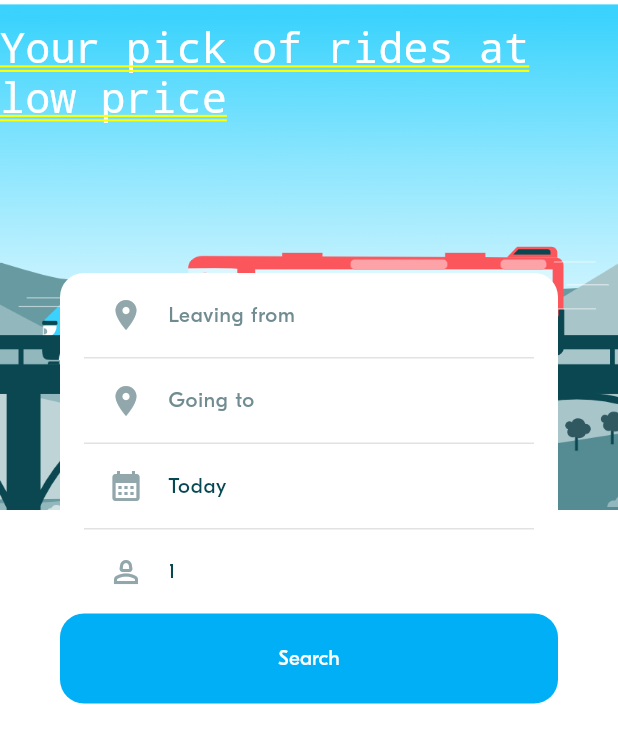
After one commit to punleu123/blablar_week8, a Flutter app: the screen it shows after launch, on a phone screen of 412 x 824 dp. The commit adds this screen. Shown: the top 743 px of the screen. Run offline on Flutter 3.47's test engine with Material 3 defaults, Android fonts, the phone set to English and light mode, and no system bars; project files that could hold a hidden picture were left out.

Commit message:
BLA-204 - Home Screen

```diff
--- /dev/null
+++ b/lib/ui/screens/home/view_model/home_model.dart
@@ -0,0 +1,38 @@
+import 'package:flutter/foundation.dart';
+import '../../../../model/ride_pref/ride_pref.dart';
+import '../../../states/ride_preference_state.dart';
+
+/// ViewModel for Home Screen
+/// Manages the connection between RidePreferenceState and Home UI
+class HomeModel extends ChangeNotifier {
+  final RidePreferenceState _ridePreferenceState;
+
+  HomeModel(this._ridePreferenceState) {
+    // IMPORTANT: Listen to global state changes
+    _ridePreferenceState.addListener(_onStateChanged);
+  }
+
+  /// Called when the global RidePreferenceState changes
+  void _onStateChanged() {
+    notifyListeners(); // Notify the UI to rebuild
+  }
+
+  // Getters - expose data from global state
+  RidePreference? get currentPreference => _ridePreferenceState.currentPreference;
+
+  List<RidePreference> get history => _ridePreferenceState.history;
+
+  bool get isLoading => _ridePreferenceState.isLoading;
+
+  // Actions
+  void selectPreference(RidePreference preference) {
+    _ridePreferenceState.selectPreference(preference);
+  }
+
+  @override
+  void dispose() {
+    // IMPORTANT: Unlisten when disposing to prevent memory leaks
+    _ridePreferenceState.removeListener(_onStateChanged);
+    super.dispose();
+  }
+}
--- /dev/null
+++ b/lib/ui/screens/home/widgets/home_content.dart
@@ -0,0 +1,114 @@
+import 'package:blabla/model/ride_pref/ride_pref.dart';
+import 'package:flutter/material.dart';
+import 'package:provider/provider.dart';
+import '../../../../utils/animations_util.dart';
+import '../../../theme/theme.dart';
+import '../../../widgets/pickers/bla_ride_preference_picker.dart';
+import '../../rides_selection/rides_selection_screen.dart';
+import '../view_model/home_model.dart';
+import 'home_history_tile.dart';
+
+const String blablaHomeImagePath = 'assets/images/blabla_home.png';
+
+/// Home Content - Pure UI component
+/// Receives HomeModel and builds the UI based on its data
+class HomeContent extends StatelessWidget {
+  const HomeContent({super.key});
+
+  @override
+  Widget build(BuildContext context) {
+    // Watch the ViewModel for changes
+    final viewModel = context.watch<HomeModel>();
+
+    return Stack(
+      children: [
+        _buildBackground(),
+        _buildForeground(context, viewModel),
+      ],
+    );
+  }
+
+  void _onRidePrefSelected(BuildContext context, HomeModel viewModel, RidePreference selectedPreference) async {
+    // 1- Update the preference via ViewModel
+    viewModel.selectPreference(selectedPreference);
+
+    // 2 - Navigate to the rides screen
+    await Navigator.of(context).push(
+      AnimationUtils.createBottomToTopRoute(RidesSelectionScreen()),
+    );
+
+    // Note: No setState() needed! ViewModel handles updates automatically
+  }
+
+  Widget _buildForeground(BuildContext context, HomeModel viewModel) {
+    return Column(
+      children: [
+        // 1 - THE HEADER
+        SizedBox(height: 16),
+        Align(
+          alignment: AlignmentGeometry.center,
+          child: Text(
+            "Your pick of rides at low price",
+            style: BlaTextStyles.heading.copyWith(color: Colors.white),
+          ),
+        ),
+        SizedBox(height: 100),
+
+        Container(
+          margin: EdgeInsets.symmetric(horizontal: BlaSpacings.xxl),
+          decoration: BoxDecoration(
+            color: Colors.white,
+            borderRadius: BorderRadius.circular(16),
+          ),
+          child: Column(
+            mainAxisAlignment: MainAxisAlignment.start,
+            crossAxisAlignment: CrossAxisAlignment.stretch,
+            children: [
+              // 2 - THE FORM
+              Material(
+                color: Colors.transparent,
+                child: BlaRidePreferencePicker(
+                  initRidePreference: viewModel.currentPreference,
+                  onRidePreferenceSelected: (pref) => _onRidePrefSelected(context, viewModel, pref),
+                ),
+              ),
+              SizedBox(height: BlaSpacings.m),
+
+              // 3 - THE HISTORY
+              _buildHistory(context, viewModel),
+            ],
+          ),
+        ),
+      ],
+    );
+  }
+
+  Widget _buildHistory(BuildContext context, HomeModel viewModel) {
+    // Get reversed history from ViewModel
+    List<RidePreference> history = viewModel.history.reversed.toList();
+
+    return SizedBox(
+      height: 200,
+      child: ListView.builder(
+        shrinkWrap: true,
+        physics: AlwaysScrollableScrollPhysics(),
+        itemCount: history.length,
+        itemBuilder: (ctx, index) => HomeHistoryTile(
+          ridePref: history[index],
+          onPressed: () => _onRidePrefSelected(context, viewModel, history[index]),
+        ),
+      ),
+    );
+  }
+
+  Widget _buildBackground() {
+    return SizedBox(
+      width: double.infinity,
+      height: 340,
+      child: Image.asset(
+        blablaHomeImagePath,
+        fit: BoxFit.cover,
+      ),
+    );
+  }
+}
```
Also changed, not shown: lib/ui/screens/home/home_screen.dart (+10 -100 lines), lib/ui/screens/rides_selection/rides_selection_screen.dart (+31 -13 lines).
